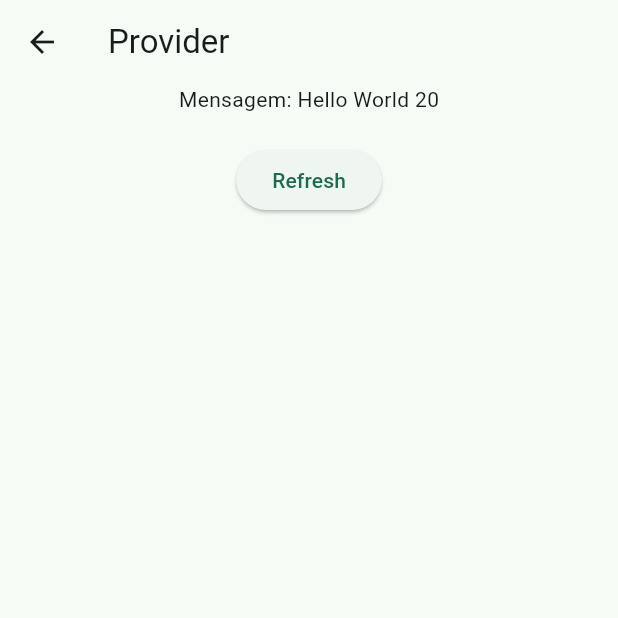
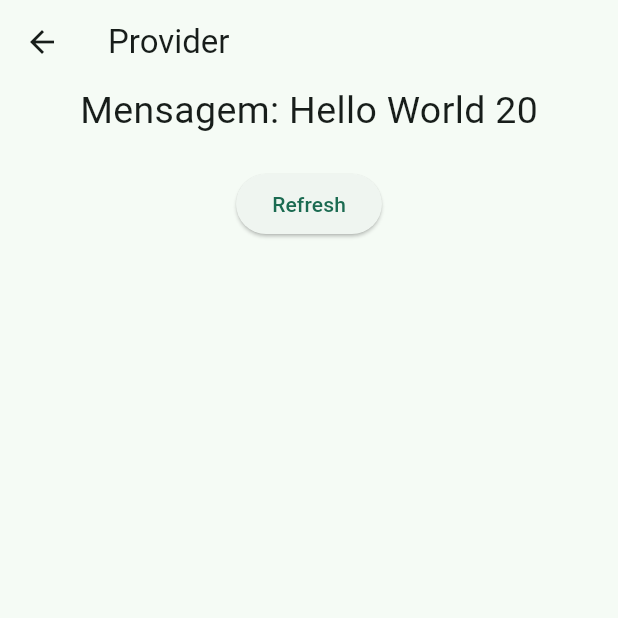
Before and after one commit to gilvancosta/Riverpod-Providers, a Flutter app: the screen it shows after launch, after a tap on "Provider Simple", on a phone screen of 412 x 824 dp, the top half of it. Run offline on Flutter 3.47's test engine with Material 3 defaults, Android fonts, the phone set to English and light mode, and no system bars; our stand-ins replace dio, flutter_riverpod, go_router, riverpod_annotation; missing offline and left inert: random_name_generator; generated files the repository leaves out were written again.

Commit message:
provider

```diff
--- a/lib/config/theme/app_theme.dart
+++ b/lib/config/theme/app_theme.dart
@@ -7,15 +7,15 @@ const seedColor = Color.fromARGB(255, 7, 80, 59);
 
 class AppTheme {
 
-  final bool isDarkmode;
+  final bool isDarkMode;
 
-  AppTheme({ required this.isDarkmode });
+  AppTheme({ required this.isDarkMode });
 
 
   ThemeData getTheme() => ThemeData(
     useMaterial3: true,
     colorSchemeSeed: seedColor,
-    brightness: isDarkmode ? Brightness.dark : Brightness.light,
+    brightness: isDarkMode ? Brightness.dark : Brightness.light,
 
     listTileTheme: const ListTileThemeData(
       iconColor: seedColor,
--- a/lib/main.dart
+++ b/lib/main.dart
@@ -19,11 +19,12 @@ class MyApp extends ConsumerWidget {
   Widget build(BuildContext context, WidgetRef ref) {
     final appRouter = ref.watch(appRouterProvider);
     final isDarkMode = ref.watch(darkModeProvider);
+
     return MaterialApp.router(
       title: 'Riverpod Providers',
       debugShowCheckedModeBanner: false,
       routerConfig: appRouter,
-      theme: AppTheme(isDarkmode: isDarkMode).getTheme(),
+      theme: AppTheme(isDarkMode: isDarkMode).getTheme(),
     );
   }
 }
--- a/lib/presentation/screens/01_provider/provider_screen.dart
+++ b/lib/presentation/screens/01_provider/provider_screen.dart
@@ -21,14 +21,16 @@ class ProviderScreen extends ConsumerWidget {
         child: Column(
           children: [
             Consumer(builder: (context, refLocal, _) {
-              final String helloWorld = ref.watch(helloWorldProvider);
-              return Text('Mensagem: $helloWorld');
+              final String helloWorld = refLocal.watch(helloWorldProvider);
+              return Text('Mensagem: $helloWorld',
+                  style: const TextStyle(fontSize: 25));
             }),
             const SizedBox(height: 20),
             ElevatedButton(
               onPressed: () {
                 ref.refresh(helloWorldProvider);
-                print('who:');
+
+                // print('who:');
               },
               child: const Text('Refresh'),
             ),
--- a/lib/presentation/screens/03_state_provider/state_provider_screen.dart
+++ b/lib/presentation/screens/03_state_provider/state_provider_screen.dart
@@ -38,10 +38,7 @@ class StateProviderScreen extends ConsumerWidget {
           ),
           Text(userName.toString(), style: const TextStyle(fontSize: 25)),
           TextButton.icon(
-            icon: const Icon(
-              Icons.add,
-              size: 50,
-            ),
+            icon: const Icon(Icons.add, size: 50),
             label: Consumer(builder: (context, refLocal, _) {
               final counter = refLocal.watch(counterProvider);
               return Text(counter.toString(),
```
Also changed, not shown: lib/presentation/screens/03_state_provider/providers/state_providers.dart (+14 -12 lines), lib/presentation/screens/home/teste_page.dart (added, +22 -0 lines), lib/presentation/screens/03_state_provider/providers/state_providers.g.dart, pubspec.lock.
